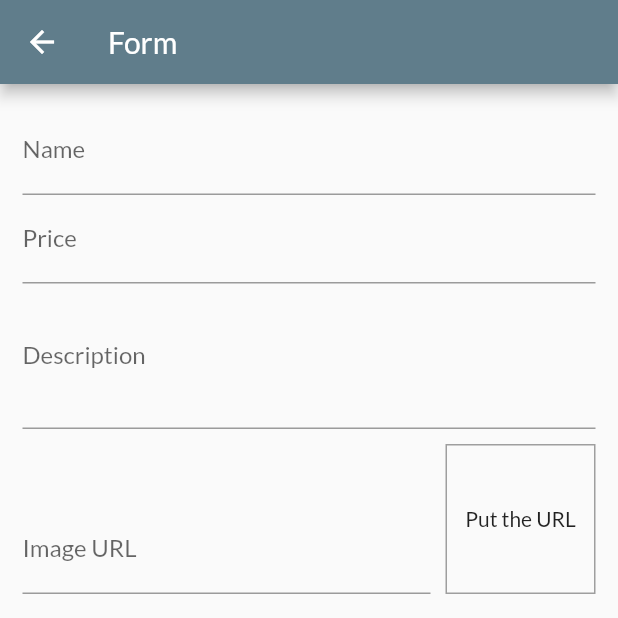
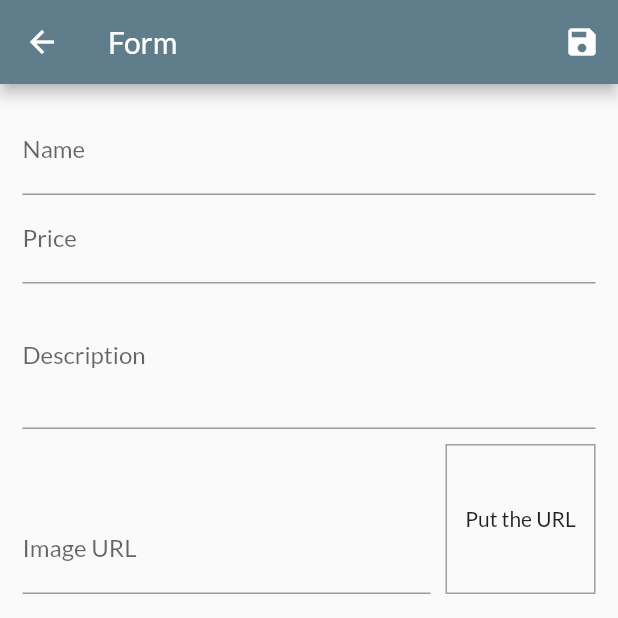
Before and after one commit to visicatto/my_store, a Flutter app: the ProductFormPage screen opened by its route, on a phone screen of 412 x 824 dp, the top half of it. Run offline on Flutter 3.47's test engine with Material 2 defaults, Android fonts, the phone set to English and light mode, and no system bars; network calls fail.

Commit message:
Update product_form_page.dart

```diff
--- a/lib/pages/product_form_page.dart
+++ b/lib/pages/product_form_page.dart
@@ -1,4 +1,7 @@
+import 'dart:math';
+
 import 'package:flutter/material.dart';
+import 'package:shop/models/product.dart';
 
 class ProductFormPage extends StatefulWidget {
   const ProductFormPage({Key? key}) : super(key: key);
@@ -12,13 +15,37 @@ class _ProductFormPageState extends State<ProductFormPage> {
   final _descriptionFocus = FocusNode();
   final _imageUrlFocus = FocusNode();
   final _imageUrlControler = TextEditingController();
+  final _formKey = GlobalKey<FormState>();
+  final _formDate = Map<String, Object>();
+
+  @override
+  void initState() {
+    super.initState();
+    _imageUrlFocus.addListener(updateImage);
+  }
 
   @override
   void dispose() {
     super.dispose();
     _priceFocus.dispose();
     _descriptionFocus.dispose();
+    _imageUrlFocus.removeListener(updateImage);
     _imageUrlFocus.dispose();
+  }
+
+  void updateImage() {
+    setState(() {});
+  }
+
+  void _submitForm() {
+    _formKey.currentState?.save();
+    final newProduct = Product(
+      id: Random().nextDouble().toString(),
+      name: _formDate['name'] as String,
+      description: _formDate['description'] as String,
+      price: _formDate['price'] as double,
+      imageUrl: _formDate['imageUrl'] as String,
+    );
   }
 
   @override
@@ -26,10 +53,17 @@ class _ProductFormPageState extends State<ProductFormPage> {
     return Scaffold(
       appBar: AppBar(
         title: const Text('Form'),
+        actions: [
+          IconButton(
+            onPressed: _submitForm,
+            icon: Icon(Icons.save),
+          )
+        ],
       ),
       body: Padding(
         padding: const EdgeInsets.all(15),
         child: Form(
+          key: _formKey,
           child: ListView(
             children: [
               TextFormField(
@@ -38,6 +72,7 @@ class _ProductFormPageState extends State<ProductFormPage> {
                 onFieldSubmitted: (_) {
                   FocusScope.of(context).requestFocus(_priceFocus);
                 },
+                onSaved: (name) => _formDate['name'] = name ?? '',
               ),
               TextFormField(
                 decoration: const InputDecoration(labelText: 'Price'),
@@ -49,6 +84,8 @@ class _ProductFormPageState extends State<ProductFormPage> {
                 onFieldSubmitted: (_) {
                   FocusScope.of(context).requestFocus(_descriptionFocus);
                 },
+                onSaved: (price) =>
+                    _formDate['price'] = double.parse(price ?? '0'),
               ),
               TextFormField(
                 decoration: const InputDecoration(labelText: 'Description'),
@@ -56,6 +93,8 @@ class _ProductFormPageState extends State<ProductFormPage> {
                 focusNode: _descriptionFocus,
                 keyboardType: TextInputType.multiline,
                 maxLines: 3,
+                onSaved: (description) =>
+                    _formDate['description'] = description ?? '',
               ),
               Row(
                 crossAxisAlignment: CrossAxisAlignment.end,
@@ -67,6 +106,9 @@ class _ProductFormPageState extends State<ProductFormPage> {
                       textInputAction: TextInputAction.done,
                       focusNode: _imageUrlFocus,
                       controller: _imageUrlControler,
+                      onFieldSubmitted: (_) {},
+                      onSaved: (imageURL) =>
+                          _formDate['imageURL'] = imageURL ?? '',
                     ),
                   ),
                   Container(
@@ -82,7 +124,12 @@ class _ProductFormPageState extends State<ProductFormPage> {
                       width: 1,
                     )),
                     alignment: Alignment.center,
-                    child: const Text('Put the URL'),
+                    child: _imageUrlControler.text.isEmpty
+                        ? Text('Put the URL')
+                        : FittedBox(
+                            child: Image.network(_imageUrlControler.text),
+                            fit: BoxFit.cover,
+                          ),
                   )
                 ],
               ),
```
